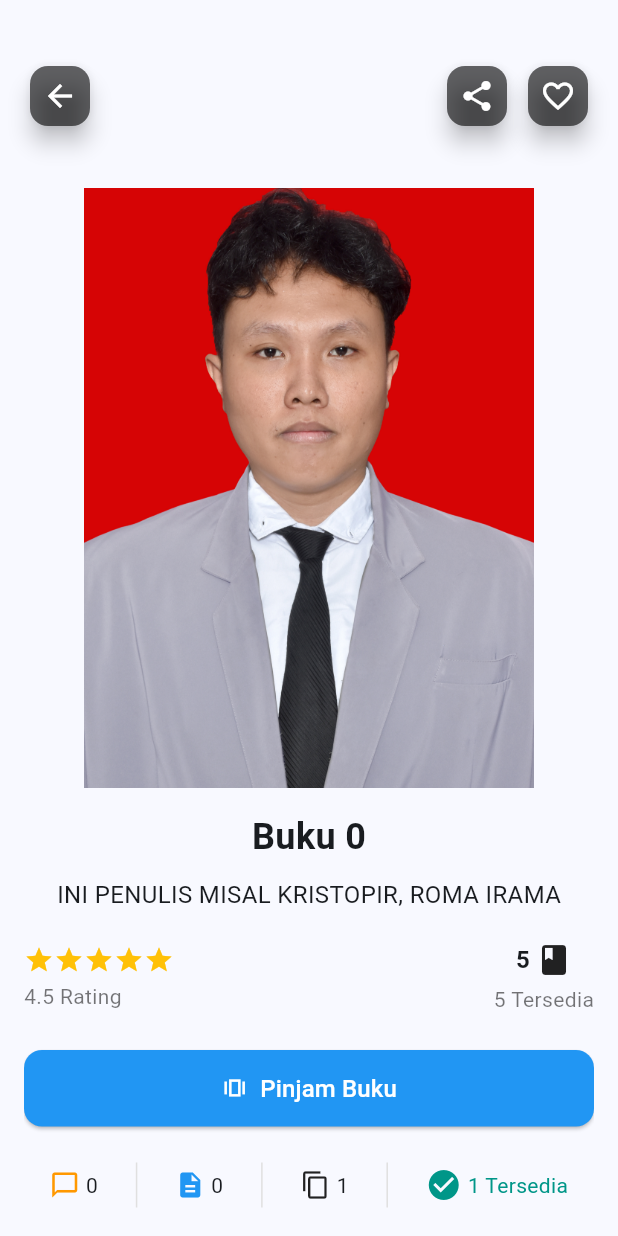
After one commit to INOVEXA-ID/SIPUTRI-MOBILE, a Flutter app: the screen it shows after launch, after a tap on an icon or button, on a phone screen of 412 x 824 dp. The commit adds this screen. Run offline on Flutter 3.47's test engine with Material 3 defaults, Android fonts, the phone set to English and light mode, and no system bars; our stand-ins replace bloc, flutter_bloc, google_fonts, google_nav_bar, image_picker.

Commit message:
profile, edit profile, dan detail buku
maap kalo ada yang conflik hhehehe

```diff
--- a/lib/core/config/app_router.dart
+++ b/lib/core/config/app_router.dart
@@ -1,11 +1,11 @@
 import 'package:flutter/material.dart';
 import 'package:flutter_bloc/flutter_bloc.dart';
-import 'package:siputri_mobile/features/auth/screens/index.dart';
 import 'package:siputri_mobile/features/home/index.dart';
 import 'package:siputri_mobile/features/navigation/bloc/navigation_bloc.dart';
 import 'package:siputri_mobile/features/navigation/index.dart';
 import 'package:siputri_mobile/features/splash/bloc/splash_bloc.dart';
 import 'package:siputri_mobile/features/splash/screens/index.dart';
+import 'package:siputri_mobile/login/login_screen.dart';
 
 class AppRouter {
   static const loginScreen = "/login";
--- /dev/null
+++ b/lib/features/detail_buku/bloc/detail_buku_bloc.dart
@@ -0,0 +1,13 @@
+import 'package:bloc/bloc.dart';
+import 'package:meta/meta.dart';
+
+part 'detail_buku_event.dart';
+part 'detail_buku_state.dart';
+
+class DetailBukuBloc extends Bloc<DetailBukuEvent, DetailBukuState> {
+  DetailBukuBloc() : super(DetailBukuInitial()) {
+    on<DetailBukuEvent>((event, emit) {
+      // TODO: implement event handler
+    });
+  }
+}
--- /dev/null
+++ b/lib/features/detail_buku/bloc/detail_buku_event.dart
@@ -0,0 +1,4 @@
+part of 'detail_buku_bloc.dart';
+
+@immutable
+sealed class DetailBukuEvent {}
--- /dev/null
+++ b/lib/features/detail_buku/bloc/detail_buku_state.dart
@@ -0,0 +1,6 @@
+part of 'detail_buku_bloc.dart';
+
+@immutable
+sealed class DetailBukuState {}
+
+final class DetailBukuInitial extends DetailBukuState {}
--- /dev/null
+++ b/lib/features/detail_buku/detial_buku_screen.dart
@@ -0,0 +1,405 @@
+import 'package:flutter/material.dart';
+
+class BookDetailScreen extends StatefulWidget {
+  final String title;
+  final String description;
+  final String imageAsset;
+
+  const BookDetailScreen({
+    super.key,
+    required this.title,
+    required this.description,
+    required this.imageAsset,
+  });
+
+  @override
+  State<BookDetailScreen> createState() => _BookDetailScreenState();
+}
+
+class _BookDetailScreenState extends State<BookDetailScreen> {
+  bool isBorrowed = false;
+  bool _isExpanded = false;
+
+  @override
+  Widget build(BuildContext context) {
+    return Scaffold(
+      body: Stack(
+        children: [
+          Column(
+            children: [
+              const SizedBox(height: 125),
+              Center(
+                child: Image.asset(
+                  widget.imageAsset,
+                  height: 400,
+                  width: 300,
+                  fit: BoxFit.cover,
+                ),
+              ),
+              Expanded(
+                child: Padding(
+                  padding: const EdgeInsets.all(16),
+                  child: SingleChildScrollView(
+                    child: Column(
+                      crossAxisAlignment: CrossAxisAlignment.center,
+                      children: [
+                        Text(
+                          widget.title,
+                          style: const TextStyle(
+                            fontSize: 24,
+                            fontWeight: FontWeight.bold,
+                          ),
+                        ),
+                        const SizedBox(height: 10),
+                        const Text(
+                          "INI PENULIS MISAL KRISTOPIR, ROMA IRAMA",
+                          style: TextStyle(fontSize: 16),
+                        ),
+                        const SizedBox(height: 20),
+
+                        // Rating dan ketersediaan
+                        Row(
+                          mainAxisAlignment: MainAxisAlignment.spaceBetween,
+                          children: [
+                            Column(
+                              crossAxisAlignment: CrossAxisAlignment.start,
+                              children: [
+                                Row(
+                                  children: List.generate(5, (index) {
+                                    return const Icon(
+                                      Icons.star,
+                                      color: Colors.amber,
+                                      size: 20,
+                                    );
+                                  }),
+                                ),
+                                const SizedBox(height: 4),
+                                const Text(
+                                  '4.5 Rating',
+                                  style: TextStyle(
+                                    fontSize: 14,
+                                    color: Colors.black54,
+                                  ),
+                                ),
+                              ],
+                            ),
+                            Column(
+                              children: const [
+                                Row(
+                                  children: [
+                                    Text(
+                                      '5',
+                                      style: TextStyle(
+                                        fontSize: 16,
+                                        fontWeight: FontWeight.bold,
+                                      ),
+                                    ),
+                                    SizedBox(width: 4),
+                                    Icon(Icons.book, color: Colors.black87),
+                                  ],
+                                ),
+                                SizedBox(height: 4),
+                                Text(
+                                  '5 Tersedia',
+                                  style: TextStyle(
+                                    fontSize: 14,
+                                    color: Colors.black54,
+                                  ),
+                                ),
+                              ],
+                            ),
+                          ],
+                        ),
+
+                        const SizedBox(height: 24),
+
+                        // Tombol Pinjam Buku
+                        SizedBox(
+                          width: double.infinity,
+                          child: ElevatedButton.icon(
+                            onPressed: () {
+                              setState(() {
+                                isBorrowed = !isBorrowed;
+                              });
+                            },
+                            icon: Icon(
+                              isBorrowed
+                                  ? Icons.check_circle
+                                  : Icons.amp_stories_outlined,
+                              color: Colors.white,
+                            ),
+                            label: Text(
+                              isBorrowed ? 'Dipinjam' : 'Pinjam Buku',
+                              style: const TextStyle(
+                                fontSize: 16,
+                                color: Colors.white,
+                              ),
+                            ),
+                            style: ElevatedButton.styleFrom(
+                              padding: const EdgeInsets.symmetric(vertical: 14),
+                              backgroundColor:
+                                  isBorrowed ? Colors.green : Colors.blue,
+                              shape: RoundedRectangleBorder(
+                                borderRadius: BorderRadius.circular(12),
+                              ),
+                            ),
+                          ),
+                        ),
+                        const SizedBox(height: 24),
+                        Row(
+                          mainAxisAlignment: MainAxisAlignment.spaceEvenly,
+                          children: [
+                            _buildStatItem(
+                              Icons.chat_bubble_outline,
+                              '0',
+                              Colors.orange,
+                            ),
+                            _verticalDivider(),
+                            _buildStatItem(Icons.description, '0', Colors.blue),
+                            _verticalDivider(),
+                            _buildStatItem(Icons.copy, '1', Colors.black87),
+                            _verticalDivider(),
+                            Row(
+                              children: const [
+                                Icon(Icons.check_circle, color: Colors.teal),
+                                SizedBox(width: 4),
+                                Text(
+                                  '1 Tersedia',
+                                  style: TextStyle(color: Colors.teal),
+                                ),
+                              ],
+                            ),
+                          ],
+                        ),
+                        const SizedBox(height: 24),
+                        GestureDetector(
+                          onTap: () {
+                            setState(() {
+                              _isExpanded = !_isExpanded;
+                            });
+                          },
+                          child: Card(
+                            elevation: 2,
+                            shape: RoundedRectangleBorder(
+                              borderRadius: BorderRadius.circular(12),
+                            ),
+                            child: Padding(
+                              padding: const EdgeInsets.all(16.0),
+                              child: Column(
+                                crossAxisAlignment: CrossAxisAlignment.start,
+                                children: [
+                                  const Text(
+                                    'Deskripsi',
+                                    style: TextStyle(
+                                      fontSize: 16,
+                                      fontWeight: FontWeight.bold,
+                                    ),
+                                  ),
+                                  const SizedBox(height: 8),
+                                  const Text(
+                                    'Klik untuk membaca lebih lanjut',
+                                    style: TextStyle(
+                                      fontSize: 12,
+                                      color: Colors.grey,
+                                    ),
+                                  ),
+                                  const SizedBox(height: 8),
+                                  AnimatedCrossFade(
+                                    duration: const Duration(milliseconds: 300),
+                                    crossFadeState:
+                                        _isExpanded
+                                            ? CrossFadeState.showSecond
+                                            : CrossFadeState.showFirst,
+                                    firstChild: Text(
+                                      widget.description.split('.').first +
+                                          '.', // kalimat awal saja
+                                      maxLines: 2,
+                                      overflow: TextOverflow.ellipsis,
+                                      style: const TextStyle(fontSize: 14),
+                                    ),
+                                    secondChild: Text(
+                                      widget.description,
+                                      style: const TextStyle(fontSize: 14),
+                                    ),
+                                  ),
+                                ],
+                              ),
+                            ),
+                          ),
+                        ),
+                        const SizedBox(height: 24),
+                        SingleChildScrollView(
+                          scrollDirection: Axis.horizontal,
+                          child: Row(
+                            children: [
+                              _buildInfoColumn(
+                                title: 'Penulis',
+                                icon: Icons.person,
+                                content: 'kristoper, roma',
+                              ),
+                              _verticalDivider(),
+                              _buildInfoColumn(
+                                title: 'Penerbit',
+                                icon: Icons.business,
+                                content: 'Gramedia Jember',
+                              ),
+                              _verticalDivider(),
+                              _buildInfoColumn(
+                                title: 'ISBN',
+                                icon: Icons.qr_code,
+                                content: '978-602-03-1234-5',
+                              ),
+                              _verticalDivider(),
+                              _buildInfoColumn(
+                                title: 'Tahun',
+                                icon: Icons.calendar_today,
+                                content: '2024',
+                              ),
+                            ],
+                          ),
+                        ),
+                        const SizedBox(height: 24),
+                        Padding(
+                          padding: const EdgeInsets.symmetric(horizontal: 16),
+                          child: Column(
+                            crossAxisAlignment: CrossAxisAlignment.start,
+                            children: [
+                              const Text(
+                                'Apa yang orang lain katakan',
+                                style: TextStyle(
+                                  fontSize: 18,
+                                  fontWeight: FontWeight.bold,
+                                ),
+                              ),
+                              const SizedBox(height: 12),
+                              _buildUlasanSection(),
+                            ],
+                          ),
+                        ),
+                      ],
+                    ),
+                  ),
+                ),
+              ),
+            ],
+          ),
+
+          // Floating buttons
+          Positioned(
+            top: 40,
+            left: 16,
+            child: FloatingActionButton(
+              mini: true,
+              backgroundColor: Colors.black.withOpacity(0.6),
+              heroTag: 'back',
+              onPressed: () => Navigator.pop(context),
+              child: const Icon(Icons.arrow_back, color: Colors.white),
+            ),
+          ),
+          Positioned(
+            top: 40,
+            right: 70,
+            child: FloatingActionButton(
+              mini: true,
+              backgroundColor: Colors.black.withOpacity(0.6),
+              heroTag: 'share',
+              onPressed: () {
+                // Fungsi share di sini
+              },
+              child: const Icon(Icons.share, color: Colors.white),
+            ),
+          ),
+          Positioned(
+            top: 40,
+            right: 16,
+            child: FloatingActionButton(
+              mini: true,
+              backgroundColor: Colors.black.withOpacity(0.6),
+              heroTag: 'favorite',
+              onPressed: () {
+                // Fungsi favorite di sini
+              },
+              child: const Icon(Icons.favorite_border, color: Colors.white),
+            ),
+          ),
+        ],
+      ),
+    );
+  }
+}
+
+Widget _verticalDivider() {
+  return Container(
+    height: 30,
+    width: 1,
+    color: Colors.grey.shade300,
+    margin: const EdgeInsets.symmetric(horizontal: 8),
+  );
+}
+
+Widget _buildStatItem(IconData icon, String value, Color iconColor) {
+  return Row(
+    children: [
+      Icon(icon, color: iconColor, size: 20),
+      const SizedBox(width: 4),
+      Text(value),
+    ],
+  );
+}
+
+Widget _buildInfoColumn({
+  required String title,
+  required IconData icon,
+  required String content,
+}) {
+  return Padding(
+    padding: const EdgeInsets.symmetric(horizontal: 12),
+    child: Column(
+      mainAxisSize: MainAxisSize.min,
+      children: [
+        Text(
+          title,
+          style: const TextStyle(fontSize: 13, fontWeight: FontWeight.w600),
+        ),
+        const SizedBox(height: 6),
+        Icon(icon, size: 20, color: Colors.black87),
+        const SizedBox(height: 6),
+        Text(
+          content,
+          style: const TextStyle(fontSize: 12, color: Colors.black54),
+        ),
+      ],
+    ),
+  );
+}
+
+Widget _buildUlasanSection() {
+  // Contoh data ulasan, bisa diganti dengan data asli
+  final List<String> ulasan = []; // Kosong = tidak ada ulasan
+
+  if (ulasan.isEmpty) {
+    return const Text(
+      'Belum ada ulasan',
+      style: TextStyle(fontSize: 14, color: Colors.black54),
+    );
+  }
+
+  return Column(
+    children:
+        ulasan.map((review) {
+          return Padding(
+            padding: const EdgeInsets.only(bottom: 12),
+            child: Container(
+              width: double.infinity,
+              padding: const EdgeInsets.all(12),
+              decoration: BoxDecoration(
+                color: Colors.grey.shade100,
+                borderRadius: BorderRadius.circular(10),
+                border: Border.all(color: Colors.grey.shade300),
+              ),
+              child: Text(review, style: const TextStyle(fontSize: 14)),
+            ),
+          );
+        }).toList(),
+  );
+}
--- a/lib/features/home/components/book_card.dart
+++ b/lib/features/home/components/book_card.dart
@@ -1,13 +1,37 @@
 import 'package:flutter/material.dart';
 import 'package:siputri_mobile/core/widgets/gap.dart';
 import 'package:siputri_mobile/core/widgets/my_text.dart';
+import 'package:siputri_mobile/features/detail_buku/detial_buku_screen.dart';
 
 class BookCard extends StatelessWidget {
-  const BookCard({super.key});
+  final String title;
+  final String description;
+  final String imageAsset;
+
+  const BookCard({
+    super.key,
+    required this.title,
+    required this.description,
+    required this.imageAsset,
+  });
 
   @override
   Widget build(BuildContext context) {
-    return ClipRRect(
+    return GestureDetector(
+      onTap: () {
+        Navigator.push(
+          context,
+          MaterialPageRoute(
+            builder:
+                (context) => BookDetailScreen(
+                  title: title,
+                  description: description,
+                  imageAsset: imageAsset,
+                ),
+          ),
+        );
+      },
+      child: ClipRRect(
         borderRadius: BorderRadius.circular(12),
         child: Container(
           color: Colors.grey.shade200,
@@ -16,7 +40,7 @@ class BookCard extends StatelessWidget {
               Container(
                 decoration: BoxDecoration(
                   image: DecorationImage(
-                  image: AssetImage('assets/images/4.jpeg'),
+                    image: AssetImage(imageAsset),
                     fit: BoxFit.cover,
                   ),
                 ),
@@ -40,7 +64,7 @@ class BookCard extends StatelessWidget {
                             Expanded(
                               flex: 3,
                               child: MyText(
-                              title: "Buku One Piece Kedua dari One Piece",
+                                title: title,
                                 maxLine: 1,
                                 fontSize: 12,
                                 fontWeight: FontWeight.w600,
@@ -48,13 +72,14 @@ class BookCard extends StatelessWidget {
                               ),
                             ),
                             Row(
-                            children: [
-                              Icon(Icons.star, color: Colors.white, size: 11),
-                              Icon(Icons.star, color: Colors.white, size: 11),
-                              Icon(Icons.star, color: Colors.white, size: 11),
-                              Icon(Icons.star, color: Colors.white, size: 11),
-                              Icon(Icons.star, color: Colors.white, size: 11),
-                            ],
+                              children: List.generate(
+                                5,
+                                (index) => Icon(
+                                  Icons.star,
+                                  color: Colors.white,
+                                  size: 11,
+                                ),
+                              ),
                             ),
                           ],
                         ),
@@ -64,8 +89,7 @@ class BookCard extends StatelessWidget {
                             Expanded(
                               flex: 3,
                               child: MyText(
-                              title:
-                                  "Deskripsi buku One Piece Kedua dari One Piece",
+                                title: description,
                                 maxLine: 1,
                                 fontSize: 11,
                                 color: Colors.white70,
@@ -87,6 +111,7 @@ class BookCard extends StatelessWidget {
             ],
           ),
         ),
+      ),
     );
   }
 }
--- a/lib/features/home/index.dart
+++ b/lib/features/home/index.dart
@@ -39,7 +39,12 @@ class HomeScreen extends StatelessWidget {
                 ),
                 itemCount: 10,
                 itemBuilder: (context, index) {
-                  return BookCard();
+                  return BookCard(
+                    title: 'Buku $index',
+                    description:
+                        'Lorem Ipsum is simply dummy text of the printing and typesetting industry. Lorem Ipsum has been the industrys standard dummy text ever since the 1500s, when an unknown printer took a galley of type and scrambled it to make a type specimen book. It has survived not only five centuries, but also the leap into electronic typesetting, remaining essentially unchanged. It was popularised in the 1960s with the release of Letraset sheets containing Lorem Ipsum passages, and more recently with desktop publishing software like Aldus PageMaker including versions of Lorem Ipsum. $index',
+                    imageAsset: 'lib/assets/foto_kristo.JPG',
+                  );
                 },
               ),
             ),
--- a/lib/login/login_form.dart
+++ b/lib/login/login_form.dart
@@ -143,7 +143,7 @@ class _LoginFormState extends State<LoginForm> {
                     ),
                   ],
                 ),
-                SizedBox(height: 250),
+                SizedBox(height: 180),
                 Text(
                   "Oleh:",
                   style: TextStyle(fontWeight: FontWeight.normal, fontSize: 12),
--- a/lib/register/register_screen.dart
+++ b/lib/register/register_screen.dart
@@ -9,7 +9,11 @@ class RegisterScreen extends StatelessWidget {
   @override
   Widget build(BuildContext context) {
     return Scaffold(
-      appBar: AppBar(title: const Text('Form Registrasi'), centerTitle: true),
+      appBar: AppBar(
+        title: const Text('Form Registrasi'),
+        centerTitle: true,
+        backgroundColor: Colors.blue,
+      ),
       body: BlocProvider(
         create: (_) => RegisterBloc(),
         child: const RegisterForm(),
```
Lines whose indentation alone changed are shown as unchanged.
